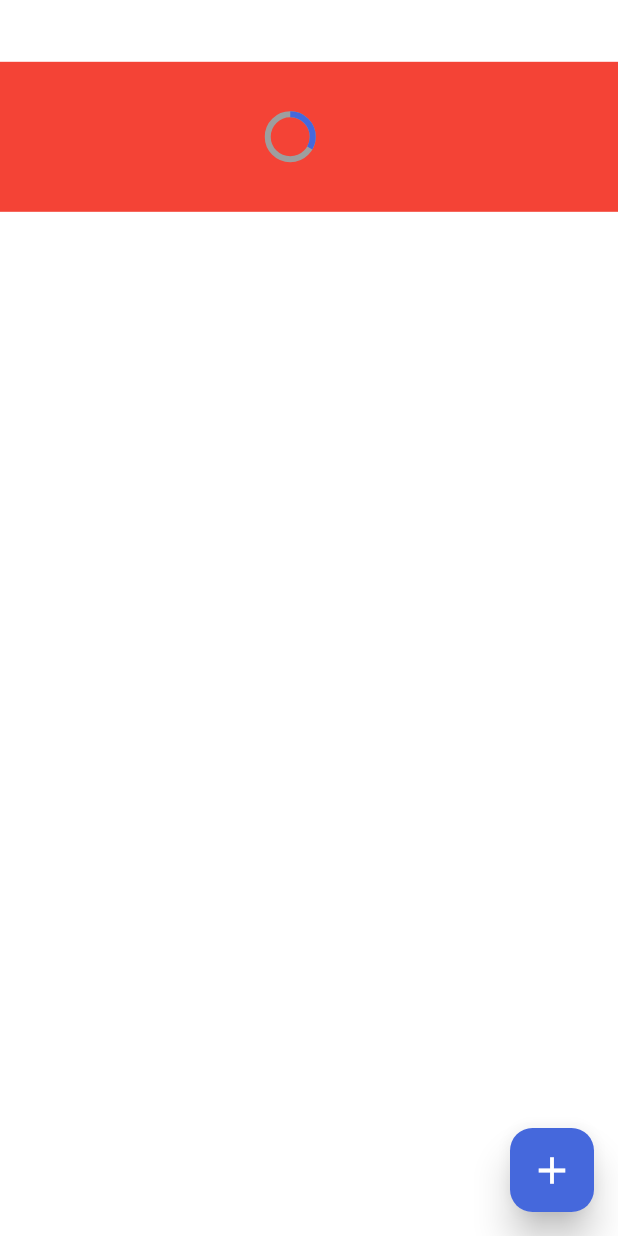
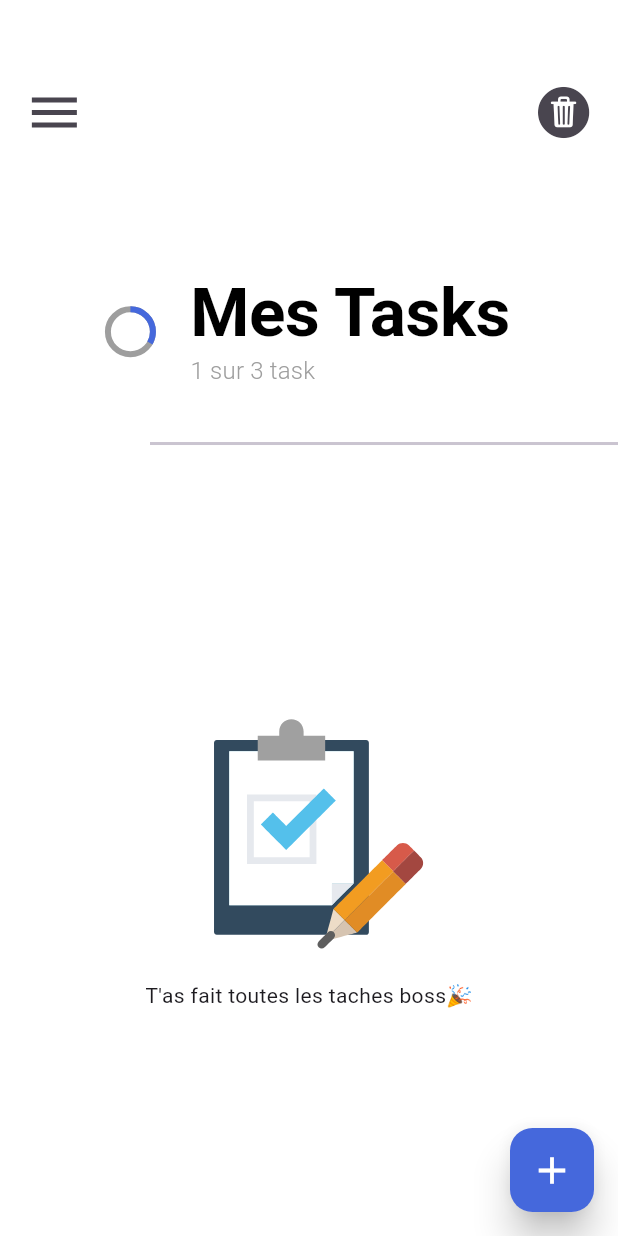
Before and after one commit to Simeon013/my_todo_app, a Flutter app: the screen it shows after launch, on a phone screen of 412 x 824 dp. Run offline on Flutter 3.47's test engine with Material 3 defaults, Android fonts, the phone set to English and light mode, and no system bars; drawn by our look-alikes of flutter_slider_drawer; our stand-ins replace animate_do, lottie.

Commit message:
Home_view created

```diff
--- a/lib/utils/app_str.dart
+++ b/lib/utils/app_str.dart
@@ -1,6 +1,7 @@
 class AppStr {
   static const String mainTitle = 'Mes Tasks';
-  static const String deletedTask = 'Cette task a été envoyé dans les enfers😈';
+  // static const String deletedTask = 'Cette task a été envoyé dans les enfers😈';
+  static const String deletedTask = 'Cette task rejoint les enfers😈';
   static const String doneAllTask = 'T\'as fait toutes les taches boss🎉';
   static const String addNewTask = 'Nouvelle tache';
   static const String updateCurrentTask = 'Modifier';
--- /dev/null
+++ b/lib/utils/constants.dart
@@ -0,0 +1,2 @@
+//lotties aset adress
+String lottieURL = 'assets/lottie/1.json';
--- /dev/null
+++ b/lib/views/home/components/app_bar.dart
@@ -0,0 +1,93 @@
+import 'package:flutter/cupertino.dart';
+import 'package:flutter/material.dart';
+import 'package:flutter_slider_drawer/flutter_slider_drawer.dart';
+import 'package:my_todo_app/utils/app_dimensions.dart';
+
+class HomeAppBar extends StatefulWidget {
+  const HomeAppBar({super.key, required this.drawerKey});
+
+  final GlobalKey<SliderDrawerState> drawerKey;
+
+  @override
+  State<HomeAppBar> createState() => _HomeAppBarState();
+}
+
+class _HomeAppBarState extends State<HomeAppBar> with SingleTickerProviderStateMixin {
+  late AnimationController animateController;
+  bool isMenuOpen = false;
+
+  @override
+  void initState() {
+    animateController = AnimationController(
+      vsync: this,
+      duration: const Duration(seconds: 1),
+    );
+    super.initState();
+  }
+
+  @override
+  void dispose() {
+    animateController.dispose();
+    super.dispose();
+  }
+
+  // OnToggleMenu
+  void toggleMenu() {
+    setState(() {
+      isMenuOpen = !isMenuOpen;
+      if (isMenuOpen) {
+        animateController.forward();
+        widget.drawerKey.currentState?.openSlider();
+      } else {
+        animateController.reverse();
+        widget.drawerKey.currentState?.closeSlider();
+      }
+    });
+  }
+
+  @override
+  Widget build(BuildContext context) {
+    return SizedBox(
+      width: double.infinity,
+      height: 130,
+      child: Padding(
+        padding: const EdgeInsets.only(top: 20),
+        child: Row(
+          mainAxisAlignment: MainAxisAlignment.spaceBetween,
+          children: [
+            // Menu Icon
+            Padding(
+              padding: EdgeInsets.only(
+                left: AppDimensions.width(context) * 0.02
+              ),
+              child: IconButton(
+                onPressed: toggleMenu,
+                icon: AnimatedIcon(
+                  icon: AnimatedIcons.menu_close,
+                  progress: animateController,
+                  size: 40,
+                )
+              ),
+            ),
+
+            // Delete all tasks icon
+            Padding(
+              padding: EdgeInsets.only(
+                right: AppDimensions.width(context) * 0.02
+              ),
+              child: IconButton(
+                onPressed: (){
+                  // Delete all tasks
+                },
+                icon: const Icon(
+                  CupertinoIcons.trash_circle_fill,
+                  size: 40,
+                )
+              ),
+            )
+          ],
+        ),
+      ),
+    );
+  }
+}
--- a/lib/views/home/home_view.dart
+++ b/lib/views/home/home_view.dart
@@ -1,8 +1,17 @@
+import 'package:animate_do/animate_do.dart';
 import 'package:flutter/material.dart';
+import 'package:flutter/widgets.dart';
+import 'package:flutter_slider_drawer/flutter_slider_drawer.dart';
+import 'package:lottie/lottie.dart';
 import 'package:my_todo_app/extensions/space_exs.dart';
 import 'package:my_todo_app/utils/app_colors.dart';
 import 'package:my_todo_app/utils/app_dimensions.dart';
-import 'package:my_todo_app/views/home/widgets/fab.dart';
+import 'package:my_todo_app/utils/app_str.dart';
+import 'package:my_todo_app/utils/constants.dart';
+import 'package:my_todo_app/views/home/components/app_bar.dart';
+import 'package:my_todo_app/views/home/components/fab.dart';
+import 'package:my_todo_app/views/home/components/slider_drawer.dart';
+import 'package:my_todo_app/views/home/widgets/task_widget.dart';
 
 class HomeView extends StatefulWidget {
   const HomeView({super.key});
@@ -12,45 +21,161 @@ class HomeView extends StatefulWidget {
 }
 
 class _HomeViewState extends State<HomeView> {
+  GlobalKey<SliderDrawerState> drawerKey = GlobalKey<SliderDrawerState>();
+  final List<int> testing = [];
   @override
   Widget build(BuildContext context) {
+    TextTheme textTheme = Theme.of(context).textTheme;
+
     return Scaffold(
-      backgroundColor: Colors.white,
+        backgroundColor: Colors.white,
 
-      // Body
-      body: SizedBox(
+        // Body
+        // body: _buildHomeBody(context, textTheme),
+        body: SliderDrawer(
+          key: drawerKey,
+          isDraggable: false,
+          animationDuration: 1000,
+
+          // Drawer
+          slider: CustomDrawer(),
+
+          appBar: HomeAppBar(
+            drawerKey: drawerKey,
+          ),
+
+          // Main Body
+          child: _buildHomeBody(context, textTheme),
+        ),
+
+        //FAB
+        floatingActionButton: const fab());
+  }
+
+  // Home Body
+  Widget _buildHomeBody(BuildContext context, TextTheme textTheme) {
+    return SizedBox(
         width: double.infinity,
-        height: double.infinity,
+        height: AppDimensions.height(context),
         child: Column(
           children: [
+
+            // Custom app bar
             Container(
               margin: EdgeInsets.only(top: AppDimensions.height(context) * 0.05),
               width: double.infinity,
               height: 100,
-              color: Colors.red,
-              child: Row(
-                mainAxisAlignment: MainAxisAlignment.center,
-                children: [
-
+              child:
+                Row(
+                  mainAxisAlignment: MainAxisAlignment.center, children: [
                   // Progress indicator
-                  SizedBox(
+                  const SizedBox(
                     width: 30,
-                    height: 30 ,
+                    height: 30,
                     child: CircularProgressIndicator(
-                      value: 1/3,
+                      value: 1 / 3,
                       backgroundColor: Colors.grey,
                       valueColor: AlwaysStoppedAnimation(AppColors.primaryColor),
                     ),
                   ),
+
+                  // Space
                   25.w,
+
+                  // Top level Task info
+                  Column(
+                    mainAxisAlignment: MainAxisAlignment.center,
+                    crossAxisAlignment: CrossAxisAlignment.start,
+                    children: [
+                      Text(
+                        AppStr.mainTitle,
+                        style: textTheme.displayLarge,
+                      ),
+                      3.h,
+                      Text(
+                        '1 sur 3 task',
+                        style: textTheme.titleMedium,
+                      )
+                    ],
+                  )
                 ]
               ),
+            ),
+
+            // Divider
+            Padding(
+              padding:
+                  EdgeInsets.only(top: AppDimensions.height(context) * 0.02),
+              child: const Divider(
+                thickness: 2,
+                indent: 100,
+              ),
+            ),
+
+            // Task list
+            Expanded(
+              // width: double.infinity,
+              // height: AppDimensions.height(context) * 0.7155,
+              child: testing.isNotEmpty
+
+                // List of tasks
+                ? ListView.builder(
+                  itemCount: 30,
+                  itemBuilder: (context, index) {
+                    return Dismissible(
+                      direction: DismissDirection.horizontal,
+                      onDismissed: (_) {
+                        // remove task from DB
+                      },
+                      background: Row(
+                        mainAxisAlignment: MainAxisAlignment.center,
+                        children: [
+                          const Icon(
+                            Icons.delete_outline,
+                            color: Colors.grey,
+                          ),
+                          8.w,
+                          const Text(
+                            AppStr.deletedTask,
+                            style: TextStyle(color: Colors.grey),
+                          )
+                        ],
+                      ),
+                      key: Key(
+                        index.toString(),
+                      ),
+                      child: const TaskWidget()
+                    );
+                  }
+                )
+
+                // Empty list
+                : Column(
+                  mainAxisAlignment: MainAxisAlignment.center,
+                  children: [
+                    FadeIn(
+                      child: SizedBox(
+                        width: 200,
+                        height: 200,
+                        child: Lottie.asset(
+                          lottieURL,
+                          animate: testing.isNotEmpty ? false : true,
+                          repeat: testing.isNotEmpty ? true : false,
+                          // width: AppDimensions.width(context) * 0.5,
+                        ),
+                      ),
+                    ),
+                    FadeInUp(
+                      from: 30,
+                      child: const Text(
+                        AppStr.doneAllTask,
+                      ),
+                    )
+                  ],
+                )
             )
           ]
         ),
-      ),
-
-      //FAB
-      floatingActionButton: const fab());
+      );
   }
 }
```
Also changed, not shown: lib/views/home/components/slider_drawer.dart (added, +93 -0 lines), lib/views/home/widgets/task_widget.dart (added, +121 -0 lines), assets/img/dog.png (added), lib/views/home/components/fab.dart (renamed from lib/views/home/widgets/fab.dart).
